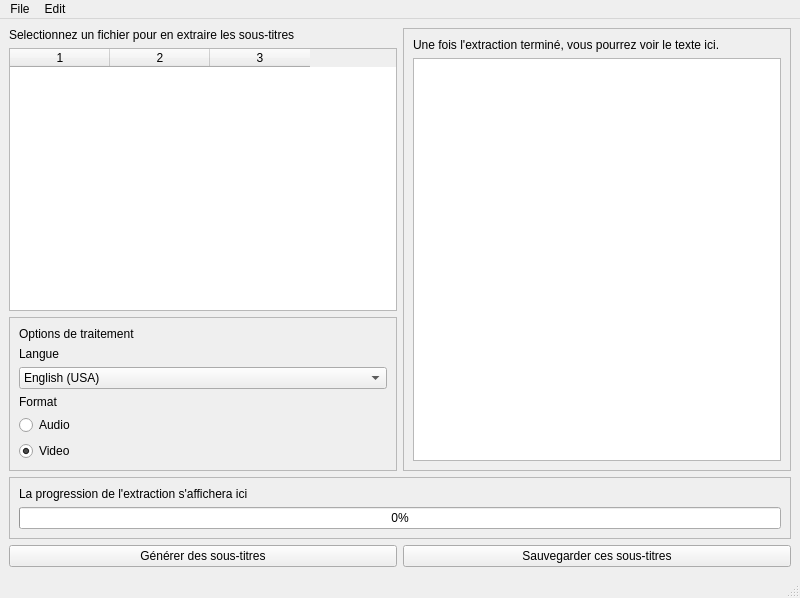
ParfaitD9/subtitler, file assets/ui/subtitler.ui: the form before one commit.
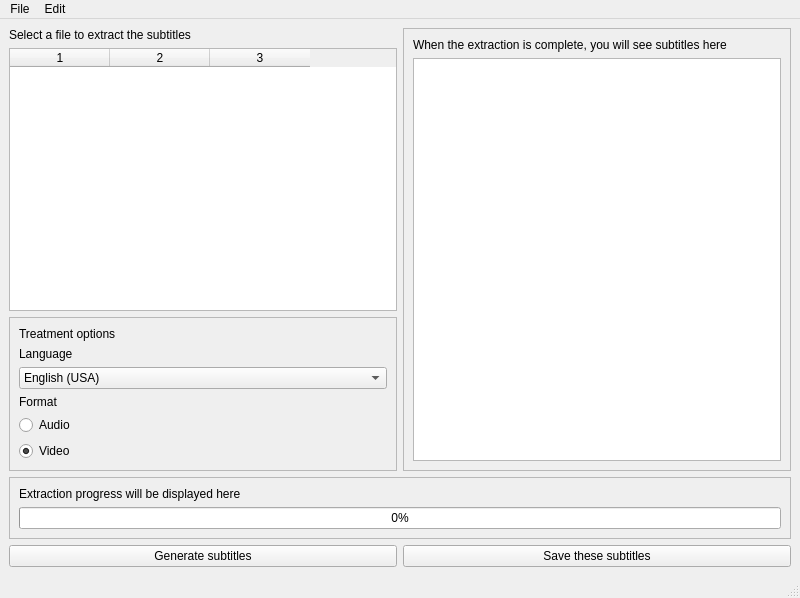
The form after the commit.

Diff of the .ui file:
```diff
--- a/assets/ui/subtitler.ui
+++ b/assets/ui/subtitler.ui
@@ -28,7 +28,7 @@
               <item>
                <widget class="QLabel" name="label_ann_file">
                 <property name="text">
-                 <string>Selectionnez un fichier pour en extraire les sous-titres</string>
+                 <string>Select a file to extract the subtitles</string>
                 </property>
                </widget>
               </item>
@@ -62,7 +62,7 @@
                <item>
                 <widget class="QLabel" name="label_options_traitement">
                  <property name="text">
-                  <string>Options de traitement</string>
+                  <string>Treatment options</string>
                  </property>
                 </widget>
                </item>
@@ -71,7 +71,7 @@
                  <item>
                   <widget class="QLabel" name="label_select_langue">
                    <property name="text">
-                    <string>Langue</string>
+                    <string>Language</string>
                    </property>
                   </widget>
                  </item>
@@ -150,7 +150,7 @@
              <item>
               <widget class="QLabel" name="label_ann_content">
                <property name="text">
-                <string>Une fois l'extraction terminé, vous pourrez voir le texte ici.</string>
+                <string>When the extraction is complete, you will see subtitles here</string>
                </property>
               </widget>
              </item>
@@ -174,7 +174,7 @@
            <item>
             <widget class="QLabel" name="label_progress">
              <property name="text">
-              <string>La progression de l'extraction s'affichera ici</string>
+              <string>Extraction progress will be displayed here</string>
              </property>
             </widget>
            </item>
@@ -195,14 +195,14 @@
         <item>
          <widget class="QPushButton" name="button_new">
           <property name="text">
-           <string>Générer des sous-titres</string>
+           <string>Generate subtitles</string>
           </property>
          </widget>
         </item>
         <item>
          <widget class="QPushButton" name="button_save">
           <property name="text">
-           <string>Sauvegarder ces sous-titres</string>
+           <string>Save these subtitles</string>
           </property>
          </widget>
         </item>
```
